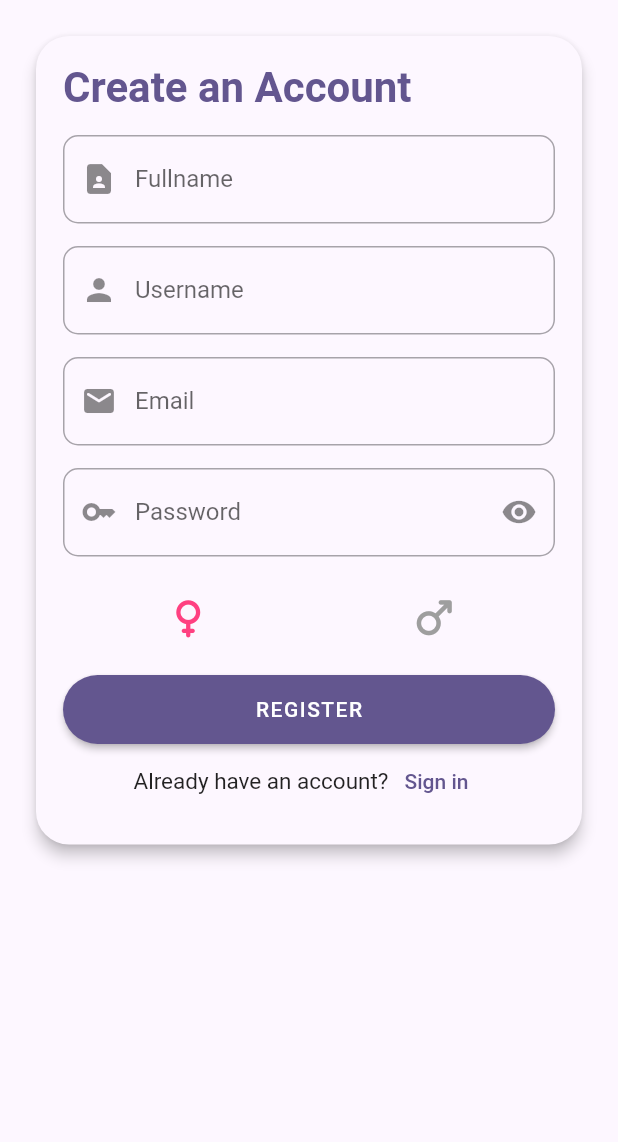
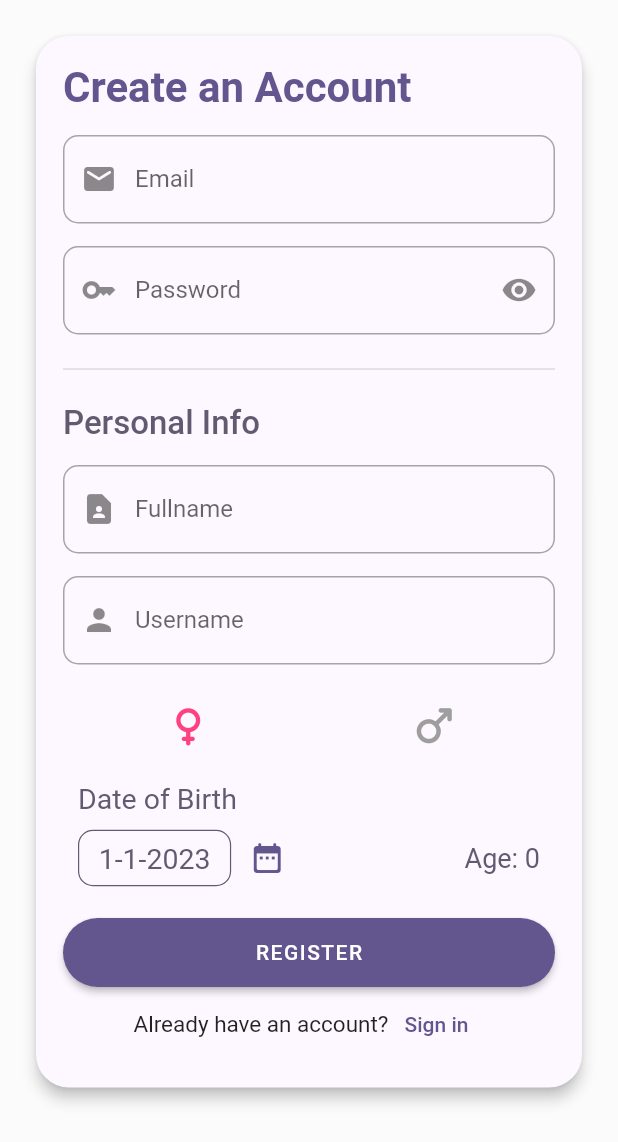
Before and after one commit to Blue-Cheesecake/Plant-Monitoring-Application, a Flutter app: the screen it shows after launch, on a phone screen of 412 x 824 dp. Shown: the top 1142 px of the screen. Run offline on Flutter 3.47's test engine with Material 2 defaults, Android fonts, the phone set to English and light mode, and no system bars.

Commit message:
feat: dob + gender

```diff
--- a/lib/main.dart
+++ b/lib/main.dart
@@ -75,12 +75,32 @@ class _RegistrationScreenState extends State<RegistrationScreen> {
   bool _isHidingPassword = true;
 
   DateTime _dob = DateTime(2023);
+  int _age = DateTime.now().year - 2023;
 
   SizedBox _spacing() => const SizedBox(height: 15);
+
+  void _showDialog(Widget child) {
+    showCupertinoModalPopup<void>(
+      context: context,
+      builder: (BuildContext context) => Container(
+        height: 216,
+        padding: const EdgeInsets.only(top: 6.0),
+        margin: EdgeInsets.only(
+          bottom: MediaQuery.of(context).viewInsets.bottom,
+        ),
+        color: CupertinoColors.systemBackground.resolveFrom(context),
+        child: SafeArea(
+          top: false,
+          child: child,
+        ),
+      ),
+    );
+  }
 
   @override
   Widget build(BuildContext context) {
     return Scaffold(
+      backgroundColor: const Color.fromRGBO(251, 251, 251, 1),
       body: SafeArea(
         child: SingleChildScrollView(
           child: Padding(
@@ -106,56 +126,6 @@ class _RegistrationScreenState extends State<RegistrationScreen> {
                           color: Theme.of(context).colorScheme.primary,
                           fontSize: 28,
                           fontWeight: FontWeight.w700,
-                        ),
-                      ),
-                      _spacing(),
-
-                      /// Full name Field
-                      ///
-                      TextFormField(
-                        validator: (value) {
-                          return null;
-                        },
-                        onSaved: (newValue) {
-                          _fullName = newValue ?? "";
-                        },
-                        keyboardType: TextInputType.name,
-                        decoration: InputDecoration(
-                          prefixIcon: const Icon(Icons.contact_page),
-                          label: const Text("Fullname"),
-                          border: OutlineInputBorder(
-                            borderSide: BorderSide(
-                              color: Colors.grey.shade400,
-                              width: 1,
-                            ),
-                            borderRadius:
-                                const BorderRadius.all(Radius.circular(10)),
-                          ),
-                        ),
-                      ),
-                      _spacing(),
-
-                      /// Username Field
-                      ///
-                      TextFormField(
-                        validator: (value) {
-                          return null;
-                        },
-                        onSaved: (newValue) {
-                          _username = newValue ?? "";
-                        },
-                        keyboardType: TextInputType.name,
-                        decoration: InputDecoration(
-                          prefixIcon: const Icon(Icons.person),
-                          label: const Text("Username"),
-                          border: OutlineInputBorder(
-                            borderSide: BorderSide(
-                              color: Colors.grey.shade400,
-                              width: 1,
-                            ),
-                            borderRadius:
-                                const BorderRadius.all(Radius.circular(10)),
-                          ),
                         ),
                       ),
                       _spacing(),
@@ -230,6 +200,74 @@ class _RegistrationScreenState extends State<RegistrationScreen> {
                       ),
                       _spacing(),
 
+                      Divider(
+                        thickness: 0.5,
+                        color: Colors.grey.shade400,
+                      ),
+                      _spacing(),
+
+                      /// -- ! Create Account Title
+                      ///
+                      Text(
+                        "Personal Info",
+                        style: TextStyle(
+                          color: Theme.of(context).colorScheme.secondary,
+                          fontSize: 22,
+                          fontWeight: FontWeight.w500,
+                        ),
+                      ),
+                      _spacing(),
+
+                      /// Full name Field
+                      ///
+                      TextFormField(
+                        validator: (value) {
+                          return null;
+                        },
+                        onSaved: (newValue) {
+                          _fullName = newValue ?? "";
+                        },
+                        keyboardType: TextInputType.name,
+                        decoration: InputDecoration(
+                          prefixIcon: const Icon(Icons.contact_page),
+                          label: const Text("Fullname"),
+                          border: OutlineInputBorder(
+                            borderSide: BorderSide(
+                              color: Colors.grey.shade400,
+                              width: 1,
+                            ),
+                            borderRadius:
+                                const BorderRadius.all(Radius.circular(10)),
+                          ),
+                        ),
+                      ),
+                      _spacing(),
+
+                      /// Username Field
+                      ///
+                      TextFormField(
+                        validator: (value) {
+                          return null;
+                        },
+                        onSaved: (newValue) {
+                          _username = newValue ?? "";
+                        },
+                        keyboardType: TextInputType.name,
+                        decoration: InputDecoration(
+                          prefixIcon: const Icon(Icons.person),
+                          label: const Text("Username"),
+                          border: OutlineInputBorder(
+                            borderSide: BorderSide(
+                              color: Colors.grey.shade400,
+                              width: 1,
+                            ),
+                            borderRadius:
+                                const BorderRadius.all(Radius.circular(10)),
+                          ),
+                        ),
+                      ),
+                      _spacing(),
+
                       /// Gender Selection
                       ///
                       Row(
@@ -241,6 +279,7 @@ class _RegistrationScreenState extends State<RegistrationScreen> {
                                 _gender = Gender.female;
                               });
                             },
+                            splashRadius: 1,
                             icon: Icon(
                               color: _gender == Gender.female
                                   ? Colors.pinkAccent
@@ -255,6 +294,7 @@ class _RegistrationScreenState extends State<RegistrationScreen> {
                                 _gender = Gender.male;
                               });
                             },
+                            splashRadius: 1,
                             icon: Icon(
                               color: _gender == Gender.male
                                   ? Colors.blueAccent
@@ -263,6 +303,90 @@ class _RegistrationScreenState extends State<RegistrationScreen> {
                               size: 35,
                             ),
                           )
+                        ],
+                      ),
+                      _spacing(),
+
+                      /// Date of Birth field
+                      Column(
+                        crossAxisAlignment: CrossAxisAlignment.start,
+                        children: [
+                          Padding(
+                            padding: const EdgeInsets.only(left: 10),
+                            child: Text(
+                              "Date of Birth",
+                              style: TextStyle(
+                                fontSize: 19,
+                                color: Theme.of(context).colorScheme.secondary,
+                              ),
+                            ),
+                          ),
+                          const SizedBox(height: 5),
+                          Padding(
+                            padding: const EdgeInsets.symmetric(horizontal: 10),
+                            child: Row(
+                              children: [
+                                Container(
+                                  padding: const EdgeInsets.symmetric(
+                                    horizontal: 13,
+                                    vertical: 7,
+                                  ),
+                                  decoration: BoxDecoration(
+                                    borderRadius: const BorderRadius.all(
+                                        Radius.circular(10)),
+                                    border: Border.all(
+                                        width: 0.8,
+                                        color: Theme.of(context)
+                                            .colorScheme
+                                            .secondary),
+                                  ),
+                                  child: Text(
+                                    "${_dob.month}-${_dob.day}-${_dob.year}",
+                                    style: TextStyle(
+                                      fontSize: 19,
+                                      fontWeight: FontWeight.w400,
+                                      color: Theme.of(context)
+                                          .colorScheme
+                                          .secondary,
+                                    ),
+                                  ),
+                                ),
+                                IconButton(
+                                  onPressed: () => _showDialog(
+                                    CupertinoDatePicker(
+                                      initialDateTime: _dob,
+                                      mode: CupertinoDatePickerMode.date,
+                                      maximumDate: DateTime.now(),
+                                      use24hFormat: true,
+                                      // This is called when the user changes the time.
+                                      onDateTimeChanged: (DateTime newTime) {
+                                        setState(() {
+                                          _dob = newTime;
+                                          _age =
+                                              DateTime.now().year - _dob.year;
+                                        });
+                                      },
+                                    ),
+                                  ),
+                                  splashRadius: 25,
+                                  icon: Icon(
+                                    Icons.date_range_rounded,
+                                    color:
+                                        Theme.of(context).colorScheme.primary,
+                                  ),
+                                ),
+                                const Spacer(),
+                                Text(
+                                  "Age: $_age",
+                                  style: TextStyle(
+                                    fontSize: 18,
+                                    color:
+                                        Theme.of(context).colorScheme.secondary,
+                                  ),
+                                ),
+                              ],
+                            ),
+                          ),
                         ],
                       ),
                       _spacing(),
```
